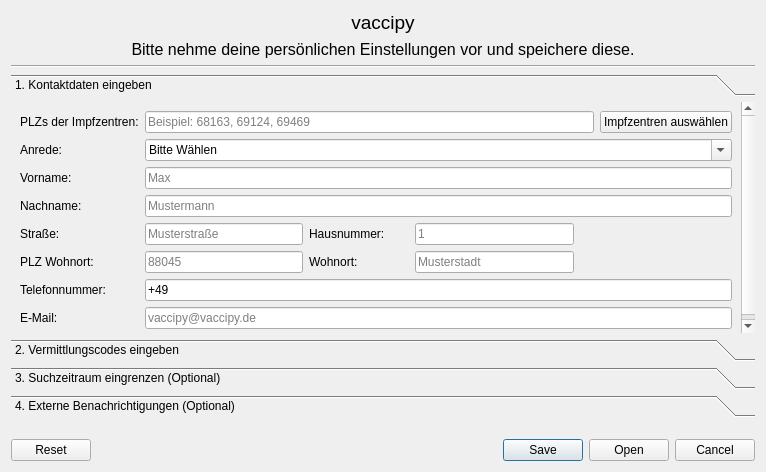
First picture: the form in tools/gui/kontaktdaten.ui, repository timreibe/vaccipy, before the edit.
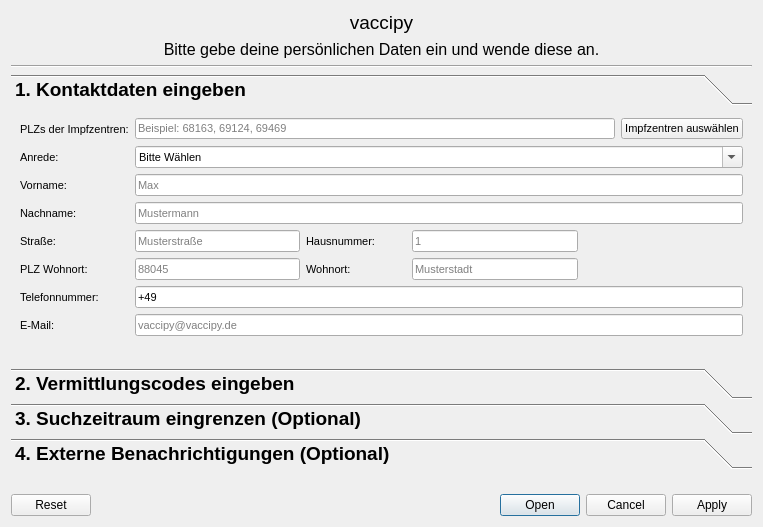
Second picture: the form after the edit.

Commit message: Element size, auto save on apply

```diff
--- a/tools/gui/kontaktdaten.ui
+++ b/tools/gui/kontaktdaten.ui
@@ -6,8 +6,8 @@
    <rect>
     <x>0</x>
     <y>0</y>
-    <width>766</width>
-    <height>472</height>
+    <width>763</width>
+    <height>527</height>
    </rect>
   </property>
   <property name="windowTitle">
@@ -37,7 +37,7 @@
       </font>
      </property>
      <property name="text">
-      <string>Bitte nehme deine persönlichen Einstellungen vor und speichere diese.</string>
+      <string>Bitte gebe deine persönlichen Daten ein und wende diese an.</string>
      </property>
      <property name="alignment">
       <set>Qt::AlignCenter</set>
@@ -53,21 +53,38 @@
    </item>
    <item>
     <widget class="QToolBox" name="toolBox">
+     <property name="font">
+      <font>
+       <pointsize>14</pointsize>
+       <weight>75</weight>
+       <bold>true</bold>
+      </font>
+     </property>
      <property name="cursor">
       <cursorShape>PointingHandCursor</cursorShape>
      </property>
      <property name="toolTip">
       <string/>
      </property>
+     <property name="tabSpacing">
+      <number>4</number>
+     </property>
      <widget class="QWidget" name="kontaktdaten_tab">
       <property name="geometry">
        <rect>
         <x>0</x>
         <y>0</y>
-        <width>748</width>
-        <height>232</height>
+        <width>745</width>
+        <height>252</height>
        </rect>
       </property>
+      <property name="font">
+       <font>
+        <pointsize>8</pointsize>
+        <weight>50</weight>
+        <bold>false</bold>
+       </font>
+      </property>
       <property name="cursor">
        <cursorShape>ArrowCursor</cursorShape>
       </property>
@@ -111,6 +128,12 @@
            <property name="text">
             <string>Impfzentren auswählen</string>
            </property>
+           <property name="iconSize">
+            <size>
+             <width>16</width>
+             <height>20</height>
+            </size>
+           </property>
           </widget>
          </item>
         </layout>
@@ -1127,7 +1150,7 @@
       <cursorShape>ArrowCursor</cursorShape>
      </property>
      <property name="standardButtons">
-      <set>QDialogButtonBox::Cancel|QDialogButtonBox::Open|QDialogButtonBox::Reset|QDialogButtonBox::Save</set>
+      <set>QDialogButtonBox::Apply|QDialogButtonBox::Cancel|QDialogButtonBox::Open|QDialogButtonBox::Reset</set>
      </property>
     </widget>
    </item>
```
Left out of the diff: 45 changed lines with no effect on the pictures. The commit also changes 4 other files.
